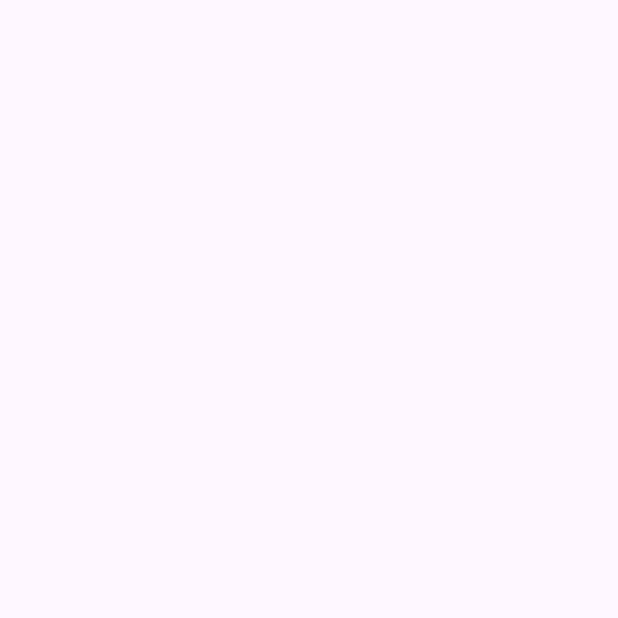
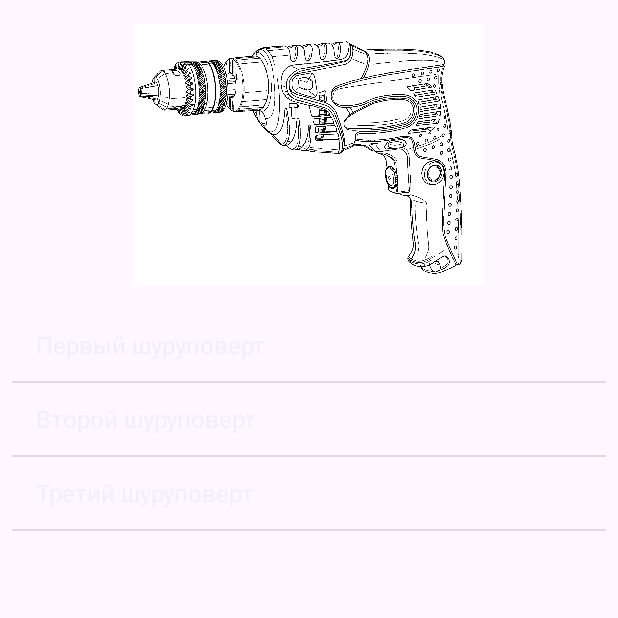
Before and after one commit to URegina96/Tools_Shop, an Android app: the ScrewdriversCategoryActivity screen opened directly, with no data from a screen before it, on a phone screen of 412 x 824 dp, the top half of it. Before the commit the part shown is empty. Run offline under Robolectric (Android 15) with nearby library versions, the phone set to English and light mode, and no system bars.

Commit message:
Работа с  активностью ScrewdriversCategoryActivity
Другой вариант оформления Detail
activity_drill_detail.xml   и   activity_screwdriver_detail.xml

```diff
--- a/app/src/main/AndroidManifest.xml
+++ b/app/src/main/AndroidManifest.xml
@@ -12,6 +12,9 @@
         android:supportsRtl="true"
         android:theme="@style/Theme.Toolsshop"
         tools:targetApi="31">
+        <activity
+            android:name=".ScrewdriverDetailActivity"
+            android:exported="false" />
         <activity
             android:name=".DrillDetailActivity"
             android:exported="false" />
--- a/app/src/main/java/com/example/toolsshop/MainActivity.java
+++ b/app/src/main/java/com/example/toolsshop/MainActivity.java
@@ -38,7 +38,7 @@ public class MainActivity extends AppCompatActivity {
                         break;
                 }
 
-                switch (position) { //позиция дрели = 0
+                switch (position) { //позиция шуруповерта = 1
                     case 1: //тогда переходим в новую активность, для этого создаем intent
                         Intent intent = new Intent(getApplicationContext(), ScrewdriversCategoryActivity.class);
                         startActivity(intent);
--- /dev/null
+++ b/app/src/main/java/com/example/toolsshop/Screwdriver.java
@@ -0,0 +1,36 @@
+package com.example.toolsshop;
+
+import androidx.annotation.NonNull;
+
+public class Screwdriver {
+
+    private String title;
+    private String info;
+    private int imageResourceId;
+
+    public Screwdriver (String title,String info,int imageResourceId){
+        this.title=title;
+        this.info=info;
+        this.imageResourceId=imageResourceId;
+    }
+
+    public String getTitle() {
+        return title;
+    }
+
+    public String getInfo() {
+        return info;
+    }
+
+    public int getImageResourceId() {
+        return imageResourceId;
+    }
+    //показываем какой именно элемент надо выводить, переопределяем метод
+
+
+    @NonNull
+    @Override
+    public String toString() { //когда дрель преобразуется в строку, то выводилось ее название
+        return title;
+    }
+}
--- a/app/src/main/java/com/example/toolsshop/ScrewdriversCategoryActivity.java
+++ b/app/src/main/java/com/example/toolsshop/ScrewdriversCategoryActivity.java
@@ -1,14 +1,56 @@
 package com.example.toolsshop;
 
+import androidx.appcompat.app.ActionBar;
 import androidx.appcompat.app.AppCompatActivity;
 
+import android.content.Intent;
 import android.os.Bundle;
+import android.view.View;
+import android.widget.AdapterView;
+import android.widget.ArrayAdapter;
+import android.widget.ListView;
+
+import java.util.ArrayList;
 
 public class ScrewdriversCategoryActivity extends AppCompatActivity {
+    private ListView listViewScrewdrivers;
+    private ArrayList<Screwdriver> screwdrivers;
 
     @Override
     protected void onCreate(Bundle savedInstanceState) {
         super.onCreate(savedInstanceState);
         setContentView(R.layout.activity_screwdrivers_category);
+
+        ActionBar actionBar = getSupportActionBar();
+        if (actionBar != null) {
+            actionBar.hide();
+        }
+
+        screwdrivers = new ArrayList<>();
+        screwdrivers.add(new Screwdriver(getString(R.string.screwdrivers_one_title), getString(R.string.screwdrivers_one_info), R.drawable.screwdriversone));
+        screwdrivers.add(new Screwdriver(getString(R.string.screwdrivers_two_title), getString(R.string.screwdrivers_two_info), R.drawable.screwdriverstwo));
+        screwdrivers.add(new Screwdriver(getString(R.string.screwdrivers_three_title), getString(R.string.screwdrivers_three_info), R.drawable.screwdriversthree));
+
+        listViewScrewdrivers = findViewById(R.id.listViewScrewdrivers);
+
+        ArrayAdapter<Screwdriver>adapter= new ArrayAdapter<>(getApplicationContext(), android.R.layout.simple_list_item_1, screwdrivers);
+        listViewScrewdrivers.setAdapter(adapter);
+
+        listViewScrewdrivers.setOnItemClickListener(new AdapterView.OnItemClickListener() {
+            @Override
+            public void onItemClick(AdapterView<?> adapterView, View view, int position, long id) {
+                Screwdriver screwdriver =screwdrivers.get(position);
+
+                Intent intent = new Intent(getApplicationContext(), ScrewdriverDetailActivity.class);
+                intent.putExtra("title",screwdriver.getTitle());
+                intent.putExtra("info",screwdriver.getInfo());
+                intent.putExtra("resId",screwdriver.getImageResourceId());
+                startActivity(intent);
+
+            }
+        });
+
+
+
     }
 }
--- a/app/src/main/res/layout/activity_screwdrivers_category.xml
+++ b/app/src/main/res/layout/activity_screwdrivers_category.xml
@@ -6,4 +6,48 @@
     android:layout_height="match_parent"
     tools:context=".ScrewdriversCategoryActivity">
 
+    <androidx.constraintlayout.widget.Guideline
+        android:id="@+id/guidelineScrewdrivers"
+        android:layout_width="wrap_content"
+        android:layout_height="wrap_content"
+        android:orientation="horizontal"
+        app:layout_constraintGuide_percent="0.25" />
+
+    <ImageView
+
+        android:layout_width="0dp"
+        android:layout_height="0dp"
+
+        android:layout_margin="16dp"
+
+        android:layout_marginStart="8dp"
+        android:layout_marginTop="8dp"
+        android:layout_marginEnd="8dp"
+        android:layout_marginBottom="8dp"
+
+        android:contentDescription="@string/logo_screwdriver"
+
+        app:layout_constraintBottom_toTopOf="@+id/guidelineScrewdrivers"
+        app:layout_constraintEnd_toEndOf="parent"
+        app:layout_constraintStart_toStartOf="parent"
+
+        app:layout_constraintTop_toTopOf="parent"
+        app:srcCompat="@drawable/screwdriversone" />
+
+    <ListView
+        android:id="@+id/listViewScrewdrivers"
+        android:layout_width="0dp"
+        android:layout_height="0dp"
+
+        android:layout_marginStart="8dp"
+        android:layout_marginEnd="8dp"
+        android:layout_marginBottom="8dp"
+
+        android:entries="@array/tools"
+
+        app:layout_constraintBottom_toBottomOf="parent"
+        app:layout_constraintEnd_toEndOf="parent"
+        app:layout_constraintStart_toStartOf="parent"
+        app:layout_constraintTop_toTopOf="@+id/guidelineScrewdrivers" />
+
 </androidx.constraintlayout.widget.ConstraintLayout>
--- a/app/src/main/res/values/strings.xml
+++ b/app/src/main/res/values/strings.xml
@@ -2,6 +2,7 @@
     <string name="app_name">toolsshop</string>
     <string name="logo_description">Логотип магазина инструментов</string>
     <string name="logo_drill">Логотип дрели</string>
+    <string name="logo_screwdriver">Логотип шуруповерта</string>
 
     <string-array name="tools">
         <item>Дрели</item>
@@ -29,7 +30,18 @@
     <string name="drill_two_title">Вторая дрель</string>
     <string name="drill_three_title">Третья дрель</string>
 
-    <string name="drill_one_info">Информация по первой дрели. Дрель — ручной, пневматический или электрический инструмент, предназначенный для придачи вращательного движения сверлу или другому режущему инструменту для сверления отверстий в различных материалах при проведении строительных, отделочных, столярных, слесарных и других работ.   </string>
+    <string name="drill_one_info">Информация по первой дрели. Дрель — ручной, пневматический или электрический инструмент, предназначенный для придачи вращательного движения сверлу или другому режущему инструменту для сверления отверстий в различных материалах при проведении строительных, отделочных, столярных, слесарных и других работ    </string>
     <string name="drill_two_info">Инфрмация по второй дрели</string>
     <string name="drill_three_info">Инфрмация по третьей дрели</string>
+
+
+    <string name="screwdrivers_one_title">Первый шуруповерт</string>
+    <string name="screwdrivers_two_title">Второй шуруповерт</string>
+    <string name="screwdrivers_three_title">Третий шуруповерт</string>
+
+    <string name="screwdrivers_one_info">Информация по первому шуруповерту. Шуруповёрт  — путевой инструмент для завёртывания и отвёртывания шурупов рельсовых скреплений, гаек клеммных и закладных болтов, а также для сверления отверстий в шпалах и брусьях под шурупы и костыли. Применяется на железнодорожном транспорте при строительстве, ремонте и текущем содержании железнодорожного пути  </string>
+    <string name="screwdrivers_two_info">Инфрмация по второму шуруповерту</string>
+    <string name="screwdrivers_three_info">Инфрмация по третьему шуруповерту</string>
+
+
 </resources>
```
Also changed, not shown: app/src/main/java/com/example/toolsshop/ScrewdriverDetailActivity.java (added, +46 -0 lines), app/src/main/res/layout/activity_screwdriver_detail.xml (added, +54 -0 lines), app/src/main/res/drawable/screwdriversone.png (added), app/src/main/res/drawable/screwdriversthree.png (added), app/src/main/res/drawable/screwdriverstwo.png (added).
